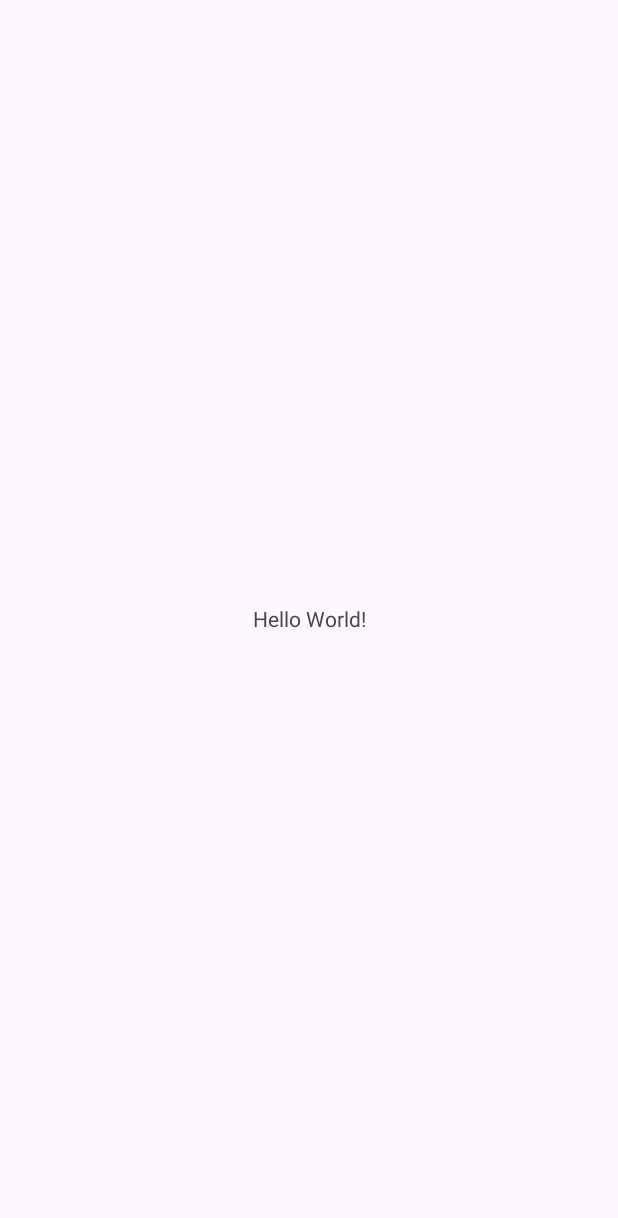
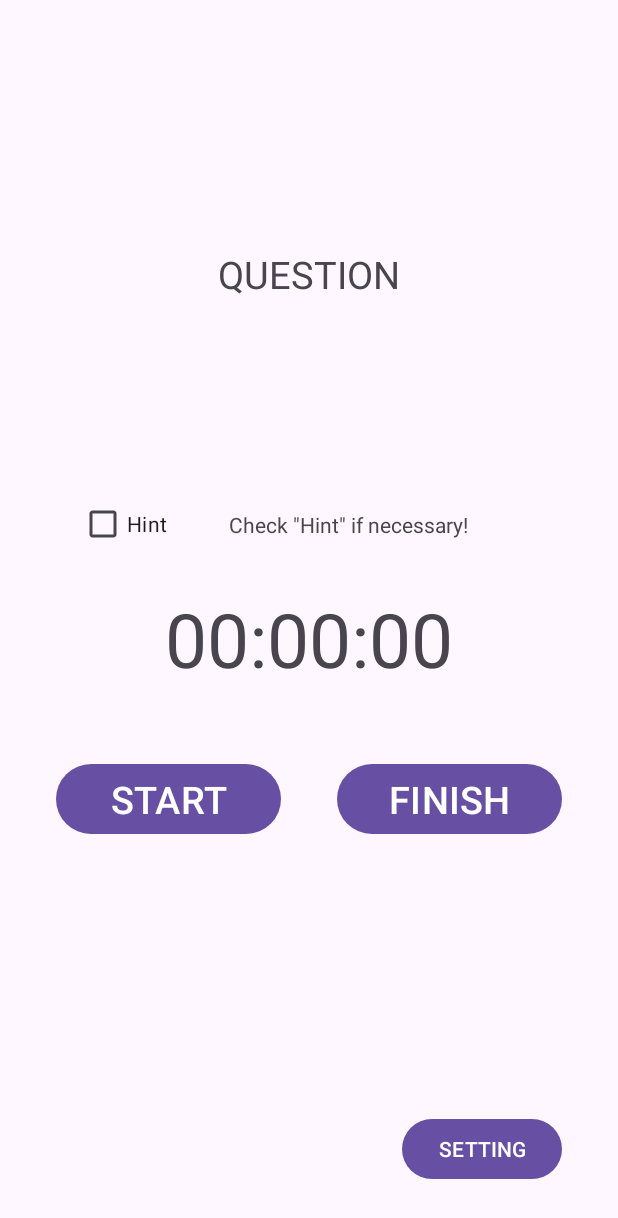
Before and after one commit to MAKIYAMA-ma/RandomNotifier, an Android app: the screen it shows after launch (MainActivity), on a phone screen of 412 x 824 dp. Before the commit the part shown is almost empty. Shown: the top 1218 px of the screen. Run offline under Robolectric (Android 15) with nearby library versions, the phone set to English and light mode, and no system bars.

Commit message:
make layout of main display

```diff
--- a/app/src/main/res/layout/activity_main.xml
+++ b/app/src/main/res/layout/activity_main.xml
@@ -8,12 +8,92 @@
     tools:context=".MainActivity">
 
     <TextView
-        android:layout_width="wrap_content"
-        android:layout_height="wrap_content"
-        android:text="Hello World!"
+        android:id="@+id/question_view"
+        android:layout_width="304dp"
+        android:layout_height="200dp"
+        android:text="@string/question"
+        android:textSize="25sp"
+        android:gravity="center"
         app:layout_constraintBottom_toBottomOf="parent"
         app:layout_constraintEnd_toEndOf="parent"
         app:layout_constraintStart_toStartOf="parent"
-        app:layout_constraintTop_toTopOf="parent" />
+        app:layout_constraintTop_toTopOf="parent"
+        app:layout_constraintVertical_bias="0.132" />
+
+    <CheckBox
+        android:id="@+id/hint_cb"
+        android:layout_width="wrap_content"
+        android:layout_height="wrap_content"
+        android:text="@string/hint"
+        app:layout_constraintTop_toTopOf="@+id/question_view"
+        app:layout_constraintBottom_toBottomOf="parent"
+        app:layout_constraintEnd_toEndOf="parent"
+        app:layout_constraintStart_toStartOf="parent"
+        app:layout_constraintVertical_bias="0.35"
+        app:layout_constraintHorizontal_bias="0.15" />
+
+    <TextView
+        android:id="@+id/hint_box"
+        android:layout_width="208dp"
+        android:layout_height="49dp"
+        android:text="@string/hint_box"
+        android:gravity="center"
+        app:layout_constraintBottom_toBottomOf="parent"
+        app:layout_constraintEnd_toEndOf="parent"
+        app:layout_constraintHorizontal_bias="0.496"
+        app:layout_constraintStart_toStartOf="@+id/hint_cb"
+        app:layout_constraintTop_toTopOf="@+id/hint_cb"
+        app:layout_constraintVertical_bias="0.0" />
+
+    <TextView
+        android:id="@+id/timer_box"
+        android:layout_width="233dp"
+        android:layout_height="55dp"
+        android:text="@string/initial_timer"
+        android:textSize="50sp"
+        android:gravity="center"
+        app:layout_constraintBottom_toBottomOf="parent"
+        app:layout_constraintEnd_toEndOf="parent"
+        app:layout_constraintStart_toStartOf="parent"
+        app:layout_constraintTop_toTopOf="@+id/hint_box"
+        app:layout_constraintVertical_bias="0.15" />
+
+    <Button
+        android:id="@+id/start_button"
+        android:layout_width="150dp"
+        android:layout_height="wrap_content"
+        android:text="@string/start"
+        android:textSize="25sp"
+        app:layout_constraintBottom_toBottomOf="parent"
+        app:layout_constraintEnd_toStartOf="@+id/finish_button"
+        app:layout_constraintStart_toStartOf="parent"
+        app:layout_constraintTop_toTopOf="@+id/timer_box"
+        app:layout_constraintVertical_bias="0.3"
+        app:layout_constraintHorizontalChainStyle="spread" />
+
+    <Button
+        android:id="@+id/finish_button"
+        android:layout_width="150dp"
+        android:layout_height="wrap_content"
+        android:text="@string/finish"
+        android:textSize="25sp"
+        app:layout_constraintBottom_toBottomOf="parent"
+        app:layout_constraintEnd_toEndOf="parent"
+        app:layout_constraintStart_toEndOf="@+id/start_button"
+        app:layout_constraintTop_toTopOf="@+id/start_button"
+        app:layout_constraintVertical_bias="0"
+        app:layout_constraintHorizontalChainStyle="spread" />
+
+    <Button
+        android:id="@+id/setting_button"
+        android:layout_width="wrap_content"
+        android:layout_height="wrap_content"
+        android:text="@string/setting"
+        app:layout_constraintBottom_toBottomOf="parent"
+        app:layout_constraintEnd_toEndOf="parent"
+        app:layout_constraintHorizontal_bias="0.878"
+        app:layout_constraintStart_toStartOf="parent"
+        app:layout_constraintTop_toTopOf="parent"
+        app:layout_constraintVertical_bias="0.956" />
 
 </androidx.constraintlayout.widget.ConstraintLayout>
--- a/app/src/main/res/values/strings.xml
+++ b/app/src/main/res/values/strings.xml
@@ -1,3 +1,10 @@
 <resources>
     <string name="app_name">RandomNotifier</string>
+    <string name="question">QUESTION</string>
+    <string name="hint">Hint</string>
+    <string name="hint_box">Check \"Hint\" if necessary!</string>
+    <string name="initial_timer">00:00:00</string>
+    <string name="start">START</string>
+    <string name="finish">FINISH</string>
+    <string name="setting">SETTING</string>
 </resources>
```
